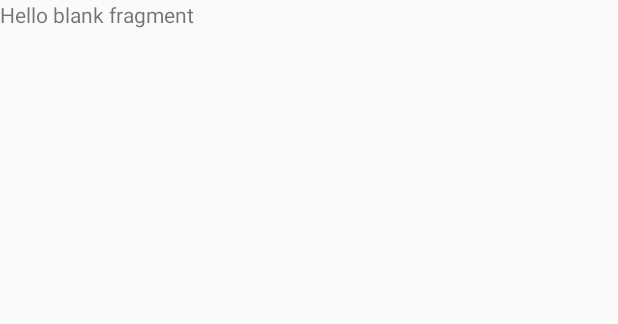
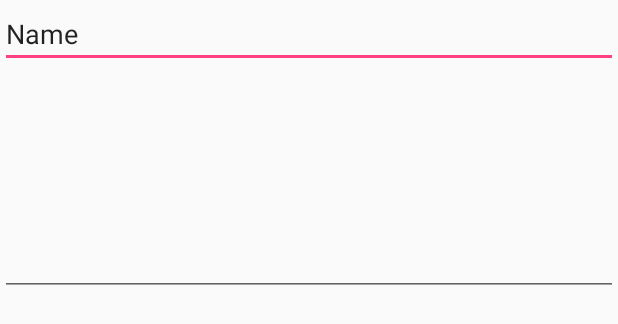
Before and after one commit to rammandadapu/RentalApp, an Android app: the layout fragment_create_new_property.xml on its own in the app's theme, with its tools: preview values and no code run, on a phone screen of 412 x 824 dp. Shown: the top 324 px of the screen. Run offline under Robolectric (Android 15) with nearby library versions, the phone set to English and light mode, and no system bars.

Commit message:
Added new post

```diff
--- a/RentalApp/app/src/main/java/edu/sjsu/cmpe277/rentalapp/rentalapp/CreateNewPropertyFragment.java
+++ b/RentalApp/app/src/main/java/edu/sjsu/cmpe277/rentalapp/createpost/CreateNewPropertyFragment.java
@@ -1,6 +1,5 @@
-package edu.sjsu.cmpe277.rentalapp.rentalapp;
+package edu.sjsu.cmpe277.rentalapp.createpost;
 
-import android.content.Context;
 import android.net.Uri;
 import android.os.Bundle;
 import android.support.v4.app.Fragment;
@@ -55,6 +54,7 @@
     @Override
     public void onCreate(Bundle savedInstanceState) {
         super.onCreate(savedInstanceState);
+
         if (getArguments() != null) {
             mParam1 = getArguments().getString(ARG_PARAM1);
             mParam2 = getArguments().getString(ARG_PARAM2);
@@ -65,6 +65,7 @@
     public View onCreateView(LayoutInflater inflater, ViewGroup container,
                              Bundle savedInstanceState) {
         // Inflate the layout for this fragment
+        System.out.print("Reached*************");
         return inflater.inflate(R.layout.fragment_create_new_property, container, false);
     }
 
--- a/RentalApp/app/src/main/java/edu/sjsu/cmpe277/rentalapp/rentalapp/NavActivity.java
+++ b/RentalApp/app/src/main/java/edu/sjsu/cmpe277/rentalapp/rentalapp/NavActivity.java
@@ -24,9 +24,8 @@
 import android.widget.ImageView;
 import android.widget.TextView;
 
-import java.net.URI;
-
 import edu.sjsu.cmpe277.rentalapp.R;
+import edu.sjsu.cmpe277.rentalapp.createpost.CreateNewPropertyFragment;
 import edu.sjsu.cmpe277.rentalapp.favorites.FavoritesListFragment;
 import edu.sjsu.cmpe277.rentalapp.login.LoginActivity;
 
@@ -175,7 +174,7 @@
                 break;
             case R.id.nav_post:
                 fragment=new CreateNewPropertyFragment();
-                fragmentManager.beginTransaction().replace(R.id.flContent,fragment).commit();
+                fragmentManager.beginTransaction().add(R.id.flContent,fragment).commit();
             case R.id.nav_favorites:
                 fragment = new FavoritesListFragment();
                 fragmentManager.beginTransaction().replace(R.id.flContent, fragment).commit();
--- a/RentalApp/app/src/main/res/layout/content_nav.xml
+++ b/RentalApp/app/src/main/res/layout/content_nav.xml
@@ -8,6 +8,7 @@
     tools:context=".rentalapp.NavActivity"
     tools:showIn="@layout/app_bar_nav">
 
+
     <FrameLayout
         android:id="@+id/flContent"
         android:layout_width="match_parent"
--- a/RentalApp/app/src/main/res/layout/fragment_create_new_property.xml
+++ b/RentalApp/app/src/main/res/layout/fragment_create_new_property.xml
@@ -1,13 +1,43 @@
-<FrameLayout xmlns:android="http://schemas.android.com/apk/res/android"
+<RelativeLayout xmlns:android="http://schemas.android.com/apk/res/android"
     xmlns:tools="http://schemas.android.com/tools"
+    xmlns:app="http://schemas.android.com/apk/res-auto"
     android:layout_width="match_parent"
     android:layout_height="match_parent"
-    tools:context="edu.sjsu.cmpe277.rentalapp.rentalapp.CreateNewPropertyFragment">
+    app:layoutManager="LinearLayoutManager"
+    tools:context=".createpost.CreateNewPropertyFragment">
 
     <!-- TODO: Update blank fragment layout -->
-    <TextView
-        android:layout_width="match_parent"
-        android:layout_height="match_parent"
-        android:text="@string/hello_blank_fragment" />
 
-</FrameLayout>
+
+    <EditText
+        android:layout_width="wrap_content"
+        android:layout_height="wrap_content"
+        android:inputType="textPersonName"
+        android:text="Name"
+        android:ems="10"
+        android:id="@+id/editText"
+        android:layout_alignParentTop="true"
+        android:layout_alignParentLeft="true"
+        android:layout_alignParentStart="true"
+        android:layout_alignParentRight="true"
+        android:layout_alignParentEnd="true" />
+
+    <EditText
+        android:layout_width="wrap_content"
+        android:layout_height="wrap_content"
+        android:inputType="textMultiLine"
+        android:ems="10"
+        android:id="@+id/editText2"
+        android:layout_below="@+id/editText"
+        android:lines="8"
+        android:minLines="6"
+        android:maxLines="10"
+        android:scrollbars="vertical"
+        android:layout_alignParentLeft="true"
+        android:layout_alignParentStart="true"
+        android:layout_alignParentRight="true"
+        android:layout_alignParentEnd="true" />
+
+
+
+</RelativeLayout>
--- a/RentalApp/app/src/main/res/values/strings.xml
+++ b/RentalApp/app/src/main/res/values/strings.xml
@@ -61,4 +61,5 @@
     <!-- Server Client ID.  This should be a valid Web OAuth 2.0 Client ID obtained
          from https://console.developers.google.com/ -->
     <string name="server_client_id">YOUR_SERVER_CLIENT_ID</string>
+    <string name="title_activity_create_new_property">CreateNewPropertyActivity</string>
 </resources>
--- a/RentalApp/app/src/main/res/values/styles.xml
+++ b/RentalApp/app/src/main/res/values/styles.xml
@@ -18,7 +18,6 @@
     <style name="AppTheme.PopupOverlay" parent="ThemeOverlay.AppCompat.Light" />
 
 
-
     <!-- Activity with no Title -->
     <style name="ThemeOverlay.MyNoTitleActivity" parent="AppTheme">
         <item name="windowActionBar">false</item>
```
Also changed, not shown: RentalApp/app/src/main/AndroidManifest.xml (+5 -3 lines), RentalApp/app/src/main/java/edu/sjsu/cmpe277/rentalapp/createpost/CreateNewPropertyActivity.java (added, +31 -0 lines), RentalApp/app/src/main/res/layout/activity_create_new_property.xml (added, +34 -0 lines), RentalApp/app/src/main/res/layout/content_create_new_property.xml (added, +18 -0 lines).
